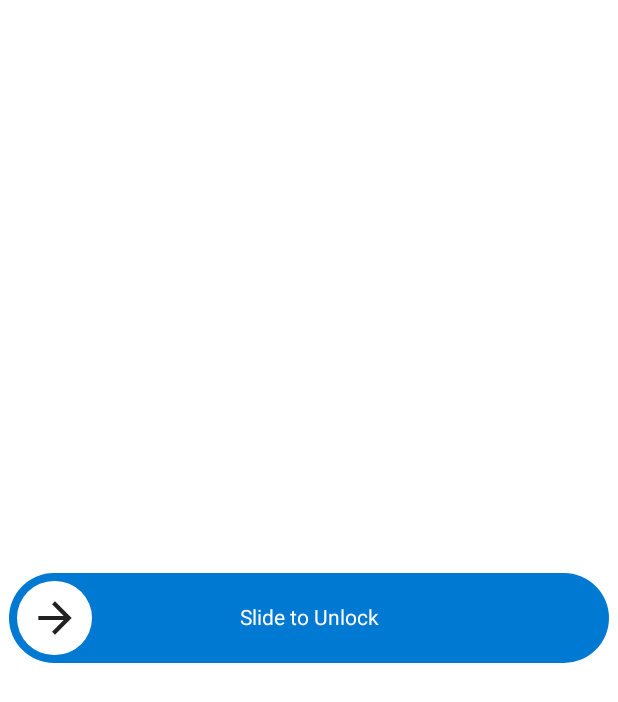
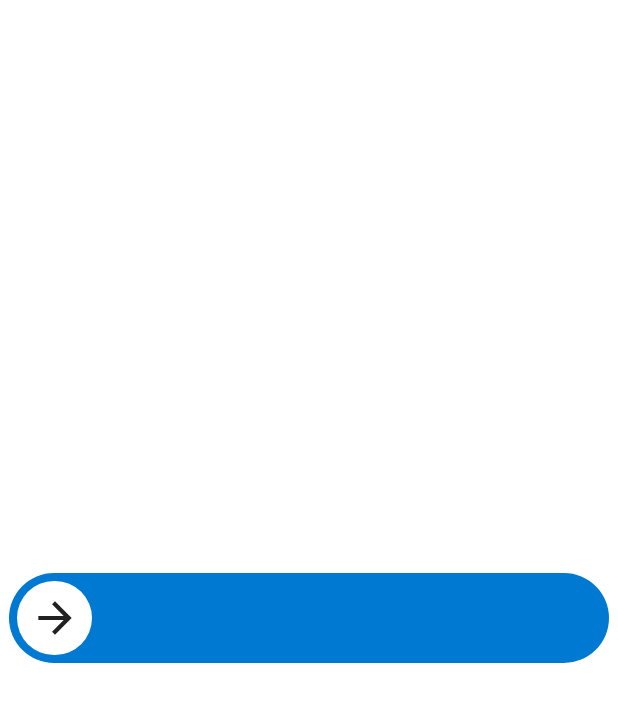
Before and after one commit to Nthily/SlideTodo, an Android app built with Jetpack Compose: the screen it shows after launch (MainActivity), on a phone screen of 412 x 824 dp. Shown: the top 702 px of the screen. Run offline under Robolectric (Android 15) with nearby library versions, the phone set to English and light mode, and no system bars.

Commit message:
Update parameters

```diff
--- a/app/src/main/java/com/github/nthily/slidetodo/MainActivity.kt
+++ b/app/src/main/java/com/github/nthily/slidetodo/MainActivity.kt
@@ -59,11 +59,7 @@ class MainActivity : ComponentActivity() {
                             )
                         },
                         slideHeight = 60.dp,
-                        slideWidth =  400.dp,
-                        text = "Slide to Unlock",
-                        textStyle = TextStyle(
-                            color = Color.White,
-                        )
+                        slideWidth =  400.dp
                     )
                 }
             }
--- a/slidetodo/src/main/java/com/github/nthily/slidetodo/SlideTodo.kt
+++ b/slidetodo/src/main/java/com/github/nthily/slidetodo/SlideTodo.kt
@@ -38,8 +38,8 @@ fun SlideTodo(
     navigationIconPadding: Dp = 0.dp,
     endIcon: @Composable () -> Unit,
     widthAnimationMillis: Int = 1000,
-    text: String,
-    textStyle: androidx.compose.ui.text.TextStyle
+    text: String? = null,
+    textStyle: androidx.compose.ui.text.TextStyle? = null
 ){
 
 
@@ -85,13 +85,17 @@ fun SlideTodo(
                 modifier = Modifier.fillMaxSize(),
                 contentAlignment = Alignment.Center
             ){
+                if(textStyle != null){
                     CompositionLocalProvider(
                         LocalContentAlpha provides textAlpha,
                         LocalTextStyle provides textStyle
                     ) {
+                        if (text != null) {
                             Text(
                                 text = text
                             )
+                        }
+                    }
                 }
             }
             Box(
```
Lines whose indentation alone changed are shown as unchanged.
